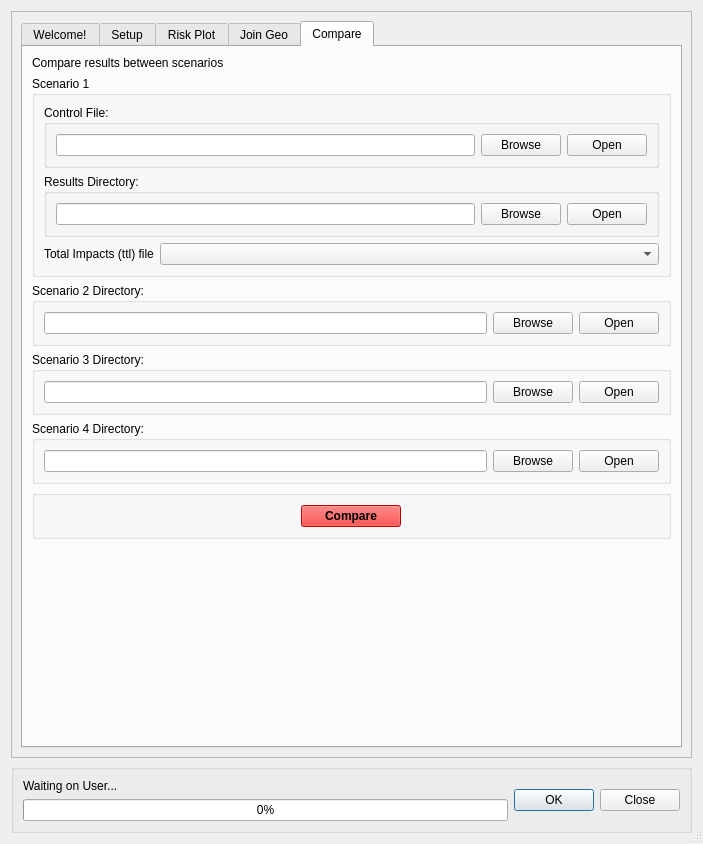
This is canflood/results/results.ui in NRCan/CanFlood as Qt 5 draws it before an edit. The edited form follows.
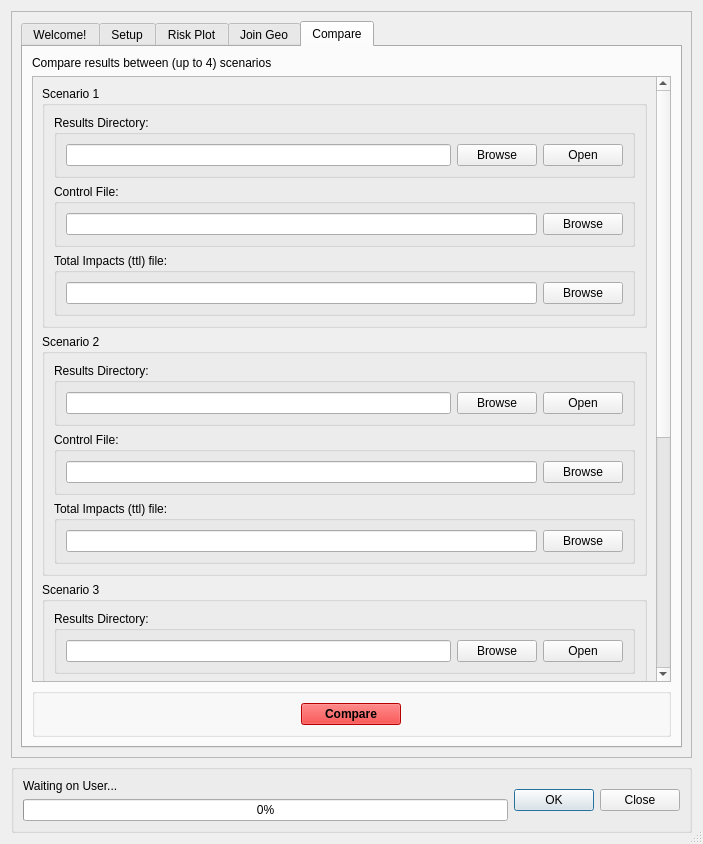
This is the edited form. The open tabs and pages were chosen to show the change. Icons and pictures are not drawn. Custom widgets are drawn as their Qt base class.

Patch:
```diff
--- a/canflood/results/results.ui
+++ b/canflood/results/results.ui
@@ -1333,56 +1333,35 @@
           <attribute name="title">
            <string>Compare</string>
           </attribute>
-          <layout class="QVBoxLayout" name="verticalLayout_6">
+          <layout class="QVBoxLayout" name="verticalLayout_12">
            <item>
             <widget class="QLabel" name="label_7">
              <property name="text">
-              <string>Compare results between scenarios</string>
+              <string>Compare results between (up to 4) scenarios</string>
              </property>
             </widget>
            </item>
            <item>
-            <widget class="QGroupBox" name="groupBox_C">
+            <widget class="QScrollArea" name="scrollArea_2">
+             <property name="widgetResizable">
+              <bool>true</bool>
+             </property>
+             <widget class="QWidget" name="scrollAreaWidgetContents_2">
+              <property name="geometry">
+               <rect>
+                <x>0</x>
+                <y>0</y>
+                <width>622</width>
+                <height>912</height>
+               </rect>
+              </property>
+              <layout class="QVBoxLayout" name="verticalLayout_14">
+               <item>
+                <widget class="QGroupBox" name="groupBox_C_s1">
              <property name="title">
               <string>Scenario 1</string>
              </property>
-             <layout class="QVBoxLayout" name="verticalLayout_7">
-              <item>
-               <widget class="QGroupBox" name="groupBox_Co_s1_5">
-                <property name="sizePolicy">
-                 <sizepolicy hsizetype="Preferred" vsizetype="Fixed">
-                  <horstretch>0</horstretch>
-                  <verstretch>0</verstretch>
-                 </sizepolicy>
-                </property>
-                <property name="title">
-                 <string>Control File:</string>
-                </property>
-                <layout class="QVBoxLayout" name="_15">
-                 <item>
-                  <layout class="QHBoxLayout" name="_16">
-                   <item>
-                    <widget class="QLineEdit" name="lineEdit_C_dir_5"/>
-                   </item>
-                   <item>
-                    <widget class="QPushButton" name="pushButton_C_browse_5">
-                     <property name="text">
-                      <string>Browse</string>
-                     </property>
-                    </widget>
-                   </item>
-                   <item>
-                    <widget class="QPushButton" name="pushButton_C_open_5">
-                     <property name="text">
-                      <string>Open</string>
-                     </property>
-                    </widget>
-                   </item>
-                  </layout>
-                 </item>
-                </layout>
-               </widget>
-              </item>
+                 <layout class="QVBoxLayout" name="verticalLayout_6">
               <item>
                <widget class="QGroupBox" name="groupBox_Co_s1">
                 <property name="sizePolicy">
@@ -1420,28 +1399,72 @@
                </widget>
               </item>
               <item>
-               <layout class="QHBoxLayout" name="horizontalLayout_6">
-                <item>
-                 <widget class="QLabel" name="label_8">
+                   <widget class="QGroupBox" name="groupBox_Co_s1_5">
                   <property name="sizePolicy">
-                   <sizepolicy hsizetype="Fixed" vsizetype="Preferred">
+                     <sizepolicy hsizetype="Preferred" vsizetype="Fixed">
                     <horstretch>0</horstretch>
                     <verstretch>0</verstretch>
                    </sizepolicy>
                   </property>
+                    <property name="title">
+                     <string>Control File:</string>
+                    </property>
+                    <layout class="QVBoxLayout" name="_15">
+                     <item>
+                      <layout class="QHBoxLayout" name="_16">
+                       <item>
+                        <widget class="QLineEdit" name="lineEdit_C_cf_1"/>
+                       </item>
+                       <item>
+                        <widget class="QPushButton" name="pushButton_C_cf_browse_1">
                   <property name="text">
-                   <string>Total Impacts (ttl) file</string>
+                          <string>Browse</string>
                   </property>
                  </widget>
                 </item>
+                      </layout>
+                     </item>
+                    </layout>
+                   </widget>
+                  </item>
                 <item>
-                 <widget class="QComboBox" name="comboBox"/>
-                </item>
+                   <widget class="QGroupBox" name="groupBox_Co_s1_6">
+                    <property name="sizePolicy">
+                     <sizepolicy hsizetype="Preferred" vsizetype="Fixed">
+                      <horstretch>0</horstretch>
+                      <verstretch>0</verstretch>
+                     </sizepolicy>
+                    </property>
+                    <property name="title">
+                     <string>Total Impacts (ttl) file:</string>
+                    </property>
+                    <layout class="QVBoxLayout" name="_17">
+                     <item>
+                      <layout class="QHBoxLayout" name="_18">
+                       <item>
+                        <widget class="QLineEdit" name="lineEdit_C_ttl_1"/>
+                       </item>
+                       <item>
+                        <widget class="QPushButton" name="pushButton_C_ttl_browse_1">
+                         <property name="text">
+                          <string>Browse</string>
+                         </property>
+                        </widget>
+                       </item>
                </layout>
               </item>
              </layout>
             </widget>
            </item>
+                 </layout>
+                </widget>
+               </item>
+               <item>
+                <widget class="QGroupBox" name="groupBox_C_s2">
+                 <property name="title">
+                  <string>Scenario 2</string>
+                 </property>
+                 <layout class="QVBoxLayout" name="verticalLayout_7">
            <item>
             <widget class="QGroupBox" name="groupBox_Co_s1_2">
              <property name="sizePolicy">
@@ -1451,7 +1474,7 @@
               </sizepolicy>
              </property>
              <property name="title">
-              <string>Scenario 2 Directory:</string>
+                     <string>Results Directory:</string>
              </property>
              <layout class="QVBoxLayout" name="_5">
               <item>
@@ -1478,6 +1501,73 @@
              </layout>
             </widget>
            </item>
+                  <item>
+                   <widget class="QGroupBox" name="groupBox_Co_s1_7">
+                    <property name="sizePolicy">
+                     <sizepolicy hsizetype="Preferred" vsizetype="Fixed">
+                      <horstretch>0</horstretch>
+                      <verstretch>0</verstretch>
+                     </sizepolicy>
+                    </property>
+                    <property name="title">
+                     <string>Control File:</string>
+                    </property>
+                    <layout class="QVBoxLayout" name="_19">
+                     <item>
+                      <layout class="QHBoxLayout" name="_20">
+                       <item>
+                        <widget class="QLineEdit" name="lineEdit_C_cf_2"/>
+                       </item>
+                       <item>
+                        <widget class="QPushButton" name="pushButton_C_cf_browse_2">
+                         <property name="text">
+                          <string>Browse</string>
+                         </property>
+                        </widget>
+                       </item>
+                      </layout>
+                     </item>
+                    </layout>
+                   </widget>
+                  </item>
+                  <item>
+                   <widget class="QGroupBox" name="groupBox_Co_s1_8">
+                    <property name="sizePolicy">
+                     <sizepolicy hsizetype="Preferred" vsizetype="Fixed">
+                      <horstretch>0</horstretch>
+                      <verstretch>0</verstretch>
+                     </sizepolicy>
+                    </property>
+                    <property name="title">
+                     <string>Total Impacts (ttl) file:</string>
+                    </property>
+                    <layout class="QVBoxLayout" name="_21">
+                     <item>
+                      <layout class="QHBoxLayout" name="_22">
+                       <item>
+                        <widget class="QLineEdit" name="lineEdit_C_ttl_2"/>
+                       </item>
+                       <item>
+                        <widget class="QPushButton" name="pushButton_C_ttl_browse_2">
+                         <property name="text">
+                          <string>Browse</string>
+                         </property>
+                        </widget>
+                       </item>
+                      </layout>
+                     </item>
+                    </layout>
+                   </widget>
+                  </item>
+                 </layout>
+                </widget>
+               </item>
+               <item>
+                <widget class="QGroupBox" name="groupBox_C_s3">
+                 <property name="title">
+                  <string>Scenario 3</string>
+                 </property>
+                 <layout class="QVBoxLayout" name="verticalLayout_8">
            <item>
             <widget class="QGroupBox" name="groupBox_Co_s1_3">
              <property name="sizePolicy">
@@ -1487,7 +1577,7 @@
               </sizepolicy>
              </property>
              <property name="title">
-              <string>Scenario 3 Directory:</string>
+                     <string>Results Directory:</string>
              </property>
              <layout class="QVBoxLayout" name="_11">
               <item>
@@ -1514,6 +1604,73 @@
              </layout>
             </widget>
            </item>
+                  <item>
+                   <widget class="QGroupBox" name="groupBox_Co_s1_9">
+                    <property name="sizePolicy">
+                     <sizepolicy hsizetype="Preferred" vsizetype="Fixed">
+                      <horstretch>0</horstretch>
+                      <verstretch>0</verstretch>
+                     </sizepolicy>
+                    </property>
+                    <property name="title">
+                     <string>Control File:</string>
+                    </property>
+                    <layout class="QVBoxLayout" name="_23">
+                     <item>
+                      <layout class="QHBoxLayout" name="_24">
+                       <item>
+                        <widget class="QLineEdit" name="lineEdit_C_cf_3"/>
+                       </item>
+                       <item>
+                        <widget class="QPushButton" name="pushButton_C_cf_browse_3">
+                         <property name="text">
+                          <string>Browse</string>
+                         </property>
+                        </widget>
+                       </item>
+                      </layout>
+                     </item>
+                    </layout>
+                   </widget>
+                  </item>
+                  <item>
+                   <widget class="QGroupBox" name="groupBox_Co_s1_10">
+                    <property name="sizePolicy">
+                     <sizepolicy hsizetype="Preferred" vsizetype="Fixed">
+                      <horstretch>0</horstretch>
+                      <verstretch>0</verstretch>
+                     </sizepolicy>
+                    </property>
+                    <property name="title">
+                     <string>Total Impacts (ttl) file:</string>
+                    </property>
+                    <layout class="QVBoxLayout" name="_25">
+                     <item>
+                      <layout class="QHBoxLayout" name="_26">
+                       <item>
+                        <widget class="QLineEdit" name="lineEdit_C_ttl_3"/>
+                       </item>
+                       <item>
+                        <widget class="QPushButton" name="pushButton_C_ttl_browse_3">
+                         <property name="text">
+                          <string>Browse</string>
+                         </property>
+                        </widget>
+                       </item>
+                      </layout>
+                     </item>
+                    </layout>
+                   </widget>
+                  </item>
+                 </layout>
+                </widget>
+               </item>
+               <item>
+                <widget class="QGroupBox" name="groupBox_C_s4">
+                 <property name="title">
+                  <string>Scenario 4</string>
+                 </property>
+                 <layout class="QVBoxLayout" name="verticalLayout_9">
            <item>
             <widget class="QGroupBox" name="groupBox_Co_s1_4">
              <property name="sizePolicy">
@@ -1523,7 +1680,7 @@
               </sizepolicy>
              </property>
              <property name="title">
-              <string>Scenario 4 Directory:</string>
+                     <string>Results Directory:</string>
              </property>
              <layout class="QVBoxLayout" name="_13">
               <item>
@@ -1551,7 +1708,72 @@
             </widget>
            </item>
            <item>
-            <widget class="QGroupBox" name="groupBox_8">
+                   <widget class="QGroupBox" name="groupBox_Co_s1_11">
+                    <property name="sizePolicy">
+                     <sizepolicy hsizetype="Preferred" vsizetype="Fixed">
+                      <horstretch>0</horstretch>
+                      <verstretch>0</verstretch>
+                     </sizepolicy>
+                    </property>
+                    <property name="title">
+                     <string>Control File:</string>
+                    </property>
+                    <layout class="QVBoxLayout" name="_27">
+                     <item>
+                      <layout class="QHBoxLayout" name="_28">
+                       <item>
+                        <widget class="QLineEdit" name="lineEdit_C_cf_4"/>
+                       </item>
+                       <item>
+                        <widget class="QPushButton" name="pushButton_C_cf_browse_4">
+                         <property name="text">
+                          <string>Browse</string>
+                         </property>
+                        </widget>
+                       </item>
+                      </layout>
+                     </item>
+                    </layout>
+                   </widget>
+                  </item>
+                  <item>
+                   <widget class="QGroupBox" name="groupBox_Co_s1_12">
+                    <property name="sizePolicy">
+                     <sizepolicy hsizetype="Preferred" vsizetype="Fixed">
+                      <horstretch>0</horstretch>
+                      <verstretch>0</verstretch>
+                     </sizepolicy>
+                    </property>
+                    <property name="title">
+                     <string>Total Impacts (ttl) file:</string>
+                    </property>
+                    <layout class="QVBoxLayout" name="_29">
+                     <item>
+                      <layout class="QHBoxLayout" name="_30">
+                       <item>
+                        <widget class="QLineEdit" name="lineEdit_C_ttl_4"/>
+                       </item>
+                       <item>
+                        <widget class="QPushButton" name="pushButton_C_ttl_browse_4">
+                         <property name="text">
+                          <string>Browse</string>
+                         </property>
+                        </widget>
+                       </item>
+                      </layout>
+                     </item>
+                    </layout>
+                   </widget>
+                  </item>
+                 </layout>
+                </widget>
+               </item>
+              </layout>
+             </widget>
+            </widget>
+           </item>
+           <item>
+            <widget class="QGroupBox" name="CompareButton">
              <property name="title">
               <string/>
              </property>
@@ -1993,19 +2215,6 @@
              </layout>
             </widget>
            </item>
-           <item>
-            <spacer name="verticalSpacer_4">
-             <property name="orientation">
-              <enum>Qt::Vertical</enum>
-             </property>
-             <property name="sizeHint" stdset="0">
-              <size>
-               <width>20</width>
-               <height>40</height>
-              </size>
-             </property>
-            </spacer>
-           </item>
           </layout>
          </widget>
         </widget>
```
Left out of the diff: 34 changed lines with no effect on the pictures. Lines whose indentation alone changed are shown as unchanged.
